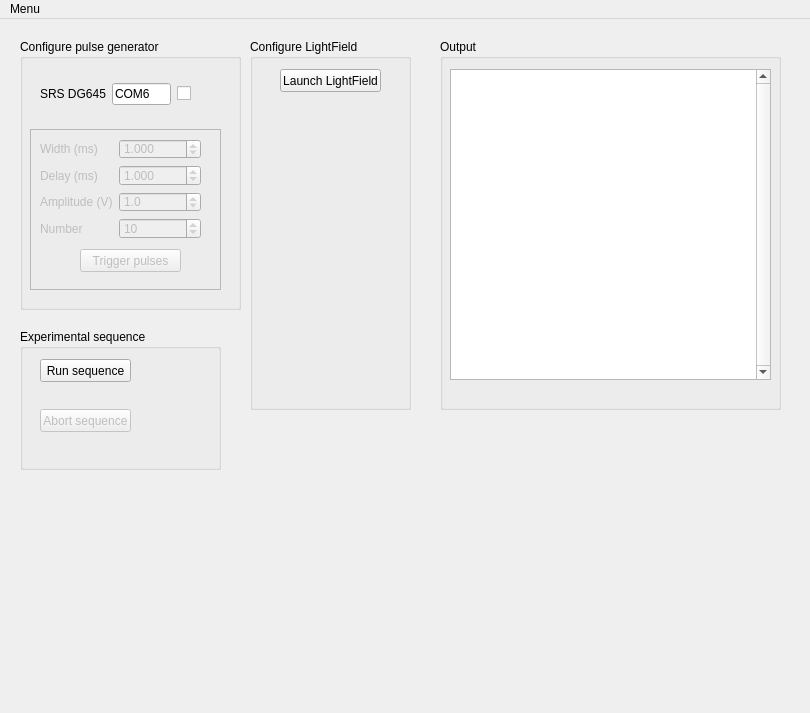
ericmuckley/laser_triggering, file UI.ui: the form before one commit.
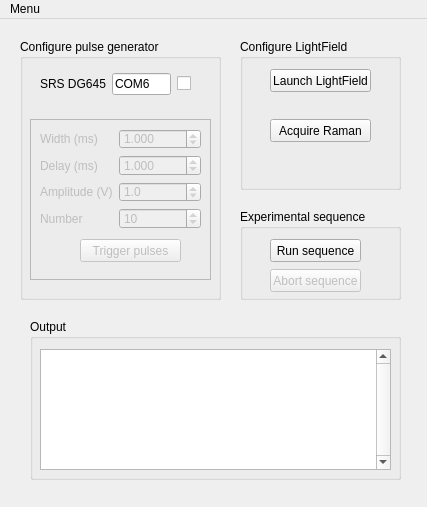
The form after the commit.

Commit message: added LF acquisition button

The edit to the form file:
```diff
--- a/UI.ui
+++ b/UI.ui
@@ -6,8 +6,8 @@
    <rect>
     <x>0</x>
     <y>0</y>
-    <width>810</width>
-    <height>713</height>
+    <width>427</width>
+    <height>507</height>
    </rect>
   </property>
   <property name="windowTitle">
@@ -19,8 +19,8 @@
      <rect>
       <x>20</x>
       <y>20</y>
-      <width>221</width>
-      <height>271</height>
+      <width>201</width>
+      <height>261</height>
      </rect>
     </property>
     <property name="title">
@@ -30,7 +30,7 @@
      <property name="geometry">
       <rect>
        <x>20</x>
-       <y>40</y>
+       <y>30</y>
        <width>151</width>
        <height>31</height>
       </rect>
@@ -75,8 +75,8 @@
      <property name="geometry">
       <rect>
        <x>10</x>
-       <y>90</y>
-       <width>191</width>
+       <y>80</y>
+       <width>181</width>
        <height>161</height>
       </rect>
      </property>
@@ -217,10 +217,10 @@
    <widget class="QGroupBox" name="groupBox_output">
     <property name="geometry">
      <rect>
-      <x>440</x>
-      <y>20</y>
-      <width>341</width>
-      <height>371</height>
+      <x>30</x>
+      <y>300</y>
+      <width>371</width>
+      <height>161</height>
      </rect>
     </property>
     <property name="title">
@@ -231,8 +231,8 @@
       <rect>
        <x>10</x>
        <y>30</y>
-       <width>321</width>
-       <height>311</height>
+       <width>351</width>
+       <height>121</height>
       </rect>
      </property>
      <property name="font">
@@ -259,10 +259,10 @@
    <widget class="QGroupBox" name="groupBox_configurelightfield">
     <property name="geometry">
      <rect>
-      <x>250</x>
+      <x>240</x>
       <y>20</y>
       <width>161</width>
-      <height>371</height>
+      <height>151</height>
      </rect>
     </property>
     <property name="title">
@@ -281,14 +281,27 @@
       <string>Launch LightField</string>
      </property>
     </widget>
+    <widget class="QPushButton" name="acquire_raman">
+     <property name="geometry">
+      <rect>
+       <x>30</x>
+       <y>80</y>
+       <width>101</width>
+       <height>23</height>
+      </rect>
+     </property>
+     <property name="text">
+      <string>Acquire Raman</string>
+     </property>
+    </widget>
    </widget>
    <widget class="QGroupBox" name="groupBox">
     <property name="geometry">
      <rect>
-      <x>20</x>
-      <y>310</y>
-      <width>201</width>
-      <height>141</height>
+      <x>240</x>
+      <y>190</y>
+      <width>161</width>
+      <height>91</height>
      </rect>
     </property>
     <property name="title">
@@ -297,7 +310,7 @@
     <widget class="QPushButton" name="run_seq">
      <property name="geometry">
       <rect>
-       <x>20</x>
+       <x>30</x>
        <y>30</y>
        <width>91</width>
        <height>23</height>
@@ -313,8 +326,8 @@
      </property>
      <property name="geometry">
       <rect>
-       <x>20</x>
-       <y>80</y>
+       <x>30</x>
+       <y>60</y>
        <width>91</width>
        <height>23</height>
       </rect>
@@ -330,7 +343,7 @@
     <rect>
      <x>0</x>
      <y>0</y>
-     <width>810</width>
+     <width>427</width>
      <height>21</height>
     </rect>
    </property>
```
Left out of the diff: 7 changed lines with no effect on the pictures. The commit also changes 1 other file.
